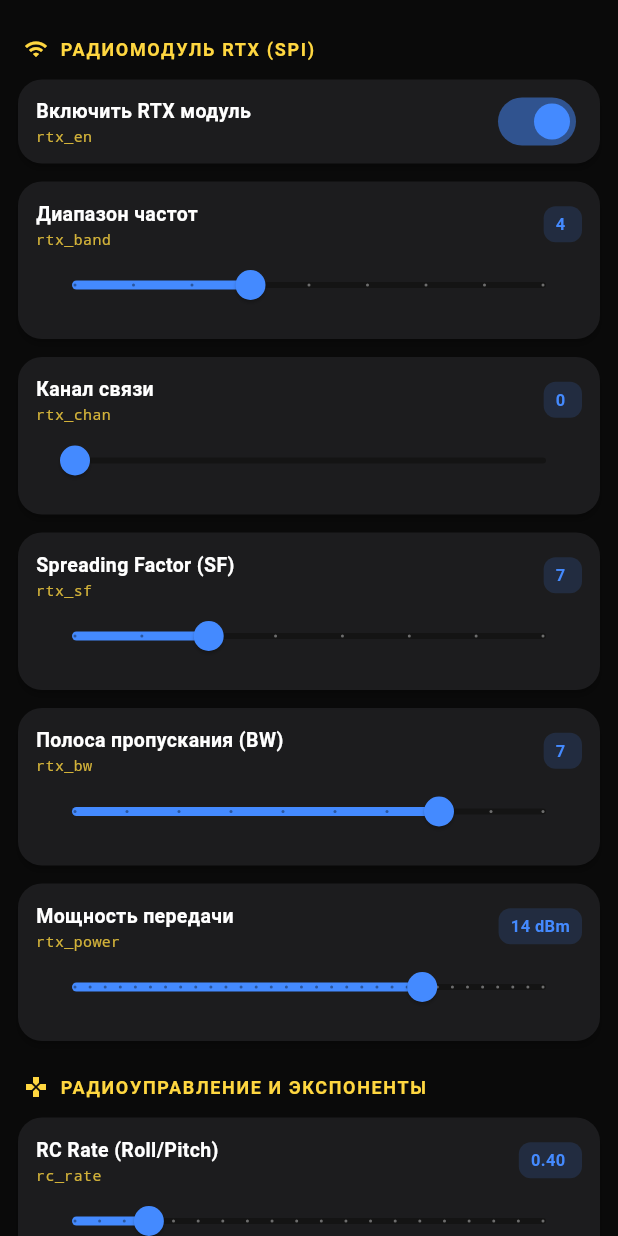
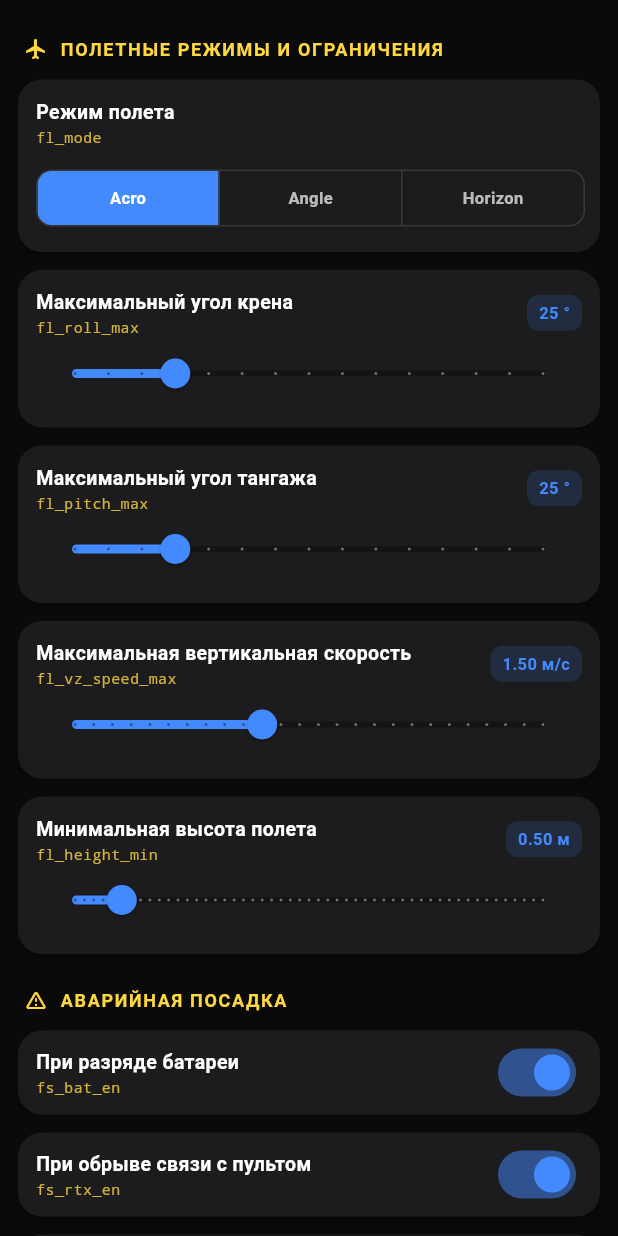
Before and after one commit to bo127946-eng/fpv-configurator, a Flutter app: the SettingsTab widget shown alone on an empty page, opened directly, on a phone screen of 412 x 824 dp. Run offline on Flutter 3.47's test engine with Material 3 defaults, Android fonts, the phone set to English and light mode, and no system bars; missing offline and left inert: usb_serial.

Commit message:
Update main.dart

```diff
--- a/lib/main.dart
+++ b/lib/main.dart
@@ -1,4 +1,4 @@
-// Конфигуратор CFC v3.0 (Synced with CLI Reference)
+// Конфигуратор CFC v3.2
 
 import 'package:flutter/material.dart';
 import 'package:flutter/services.dart' show rootBundle;
@@ -364,12 +364,12 @@ class _InfoTabState extends State<InfoTab> {
                     Container(
                       padding: const EdgeInsets.symmetric(horizontal: 8, vertical: 4),
                       decoration: BoxDecoration(color: Colors.blueAccent.withOpacity(0.2), borderRadius: BorderRadius.circular(8)),
-                      child: const Text('v.3.0.0 (CLI)', style: TextStyle(color: Colors.blueAccent, fontSize: 11, fontWeight: FontWeight.bold)),
+                      child: const Text('v.3.2.0 (CLI)', style: TextStyle(color: Colors.blueAccent, fontSize: 11, fontWeight: FontWeight.bold)),
                     ),
                   ],
                 ),
                 const SizedBox(height: 12),
-                const Text('Мобильный конфигуратор для настройки полета по актуальному справочнику CLI команд STM32.', style: TextStyle(fontSize: 12, color: Colors.white70, height: 1.4)),
+                const Text('Мобильный конфигуратор для настройки полетного контроллера STM32.', style: TextStyle(fontSize: 12, color: Colors.white70, height: 1.4)),
               ],
             ),
           ),
@@ -642,7 +642,7 @@ class _TerminalTabState extends State<TerminalTab> {
 }
 
 // ==========================================
-// ВИДЖЕТ PID КАРТЫ (СИНХРОНИЗИРОВАН С CLI)
+// ВИДЖЕТ PID КАРТЫ
 // ==========================================
 class PidAxisCardWidget extends StatefulWidget {
   final String axisName;
@@ -764,13 +764,25 @@ class SettingsTab extends StatefulWidget {
 }
 
 class _SettingsTabState extends State<SettingsTab> {
+  // Полетные параметры и ограничения
+  double _flMode = 0;          // 0-acro, 1-angle, 2-horizon
+  double _flRollMax = 25.0;
+  double _flPitchMax = 25.0;
+  double _flVzSpeedMax = 1.5;
+  double _flHeightMin = 0.5;   // min=0
+
+  // Аварийная посадка (Failsafe Actions)
+  double _fsBatEn = 1;
+  double _fsRtxEn = 1;
+  double _fsSpiEn = 1;
+  double _fsI2cEn = 1;
+
   // RTX параметры
   double _rtxEn = 1;
   double _rtxBand = 4;
   double _rtxChan = 0;
   double _rtxSf = 7;
   double _rtxBw = 7;
-  double _rtxCr = 1;
   double _rtxPower = 14;
 
   // RC параметры
@@ -778,33 +790,20 @@ class _SettingsTabState extends State<SettingsTab> {
   double _rcSuperExpo = 0.05;
   double _rcStickExpo = 0.50;
   double _rcYawRate = 0.35;
-  double _rcYawSuperExpo = 0.05;
-  double _rcYawExpo = 0.40;
   double _rcDeadband = 20.0;
-  double _rcHorizonTransition = 0.75;
   double _rcFilterSmoothing = 0.30;
 
-  // Безопасность и питание
-  double _rcFsEn = 1;
-  double _fsBatEn = 1;
+  // Питание и батарея
   double _batCells = 4;
   double _batFsV = 14.0;
   double _fsSpeed = 0.8;
 
-  // Лидар
+  // Лидар и фильтры
   double _lidarEn = 1;
-  double _lidarMinAlt = 0.2;
-
-  // Фильтры и ограничения
   double _gyroFilterAlpha = 0.40;
   double _accFilterAlpha = 0.15;
   double _filterDynNotchEn = 1;
   double _filterNotchFreq = 65.0;
-  double _filterNotchBw = 18.0;
-  double _filterDynMinHz = 45.0;
-  double _filterDynMaxHz = 120.0;
-  double _flightMaxAngle = 25.0;
-  double _flightMaxZSpeed = 1.5;
 
   // PID регуляторы
   double _rollKp = 0.50, _rollKi = 0.015, _rollKd = 0.02;
@@ -868,6 +867,47 @@ class _SettingsTabState extends State<SettingsTab> {
     );
   }
 
+  Widget _buildSegmentedChoiceCard({
+    required String title,
+    required String commandName,
+    required List<String> options,
+    required int selectedIndex,
+    required ValueChanged<int> onSelected,
+  }) {
+    return Card(
+      child: Padding(
+        padding: const EdgeInsets.all(12.0),
+        child: Column(
+          crossAxisAlignment: CrossAxisAlignment.start,
+          children: [
+            Text(title, style: const TextStyle(fontWeight: FontWeight.w600, fontSize: 13)),
+            Text(commandName, style: TextStyle(color: Colors.amberAccent.withOpacity(0.8), fontSize: 10, fontFamily: 'monospace')),
+            const SizedBox(height: 10),
+            LayoutBuilder(
+              builder: (context, constraints) {
+                return ToggleButtons(
+                  isSelected: List.generate(options.length, (i) => i == selectedIndex),
+                  onPressed: (index) {
+                    onSelected(index);
+                  },
+                  borderRadius: BorderRadius.circular(10),
+                  selectedColor: Colors.white,
+                  fillColor: Colors.blueAccent,
+                  color: Colors.white70,
+                  constraints: BoxConstraints(minHeight: 36, minWidth: (constraints.maxWidth - (options.length - 1)) / options.length),
+                  children: options.map((opt) => Padding(
+                    padding: const EdgeInsets.symmetric(horizontal: 4),
+                    child: Text(opt, style: const TextStyle(fontSize: 11, fontWeight: FontWeight.bold)),
+                  )).toList(),
+                );
+              },
+            ),
+          ],
+        ),
+      ),
+    );
+  }
+
   Widget _buildSwitchCard({
     required String title,
     required String commandName,
@@ -899,6 +939,102 @@ class _SettingsTabState extends State<SettingsTab> {
     return ListView(
       padding: const EdgeInsets.symmetric(vertical: 8.0),
       children: [
+        _buildSectionHeader("ПОЛЕТНЫЕ РЕЖИМЫ И ОГРАНИЧЕНИЯ", Icons.flight),
+        _buildSegmentedChoiceCard(
+          title: "Режим полета",
+          commandName: "fl_mode",
+          options: const ["Acro", "Angle", "Horizon"],
+          selectedIndex: _flMode.round(),
+          onSelected: (val) {
+            setState(() => _flMode = val.toDouble());
+            SerialService.sendCommand("fl_mode $val");
+          },
+        ),
+        _buildSliderCard(
+          title: "Максимальный угол крена",
+          commandName: "fl_roll_max",
+          value: _flRollMax,
+          min: 10.0,
+          max: 80.0,
+          divisions: 14,
+          unit: "°",
+          onChanged: (v) => setState(() => _flRollMax = v),
+          onChangeEnd: (v) => SerialService.sendCommand("fl_roll_max $v"),
+        ),
+        _buildSliderCard(
+          title: "Максимальный угол тангажа",
+          commandName: "fl_pitch_max",
+          value: _flPitchMax,
+          min: 10.0,
+          max: 80.0,
+          divisions: 14,
+          unit: "°",
+          onChanged: (v) => setState(() => _flPitchMax = v),
+          onChangeEnd: (v) => SerialService.sendCommand("fl_pitch_max $v"),
+        ),
+        _buildSliderCard(
+          title: "Максимальная вертикальная скорость",
+          commandName: "fl_vz_speed_max",
+          value: _flVzSpeedMax,
+          min: 0.5,
+          max: 3.0,
+          divisions: 25,
+          unit: "м/с",
+          onChanged: (v) => setState(() => _flVzSpeedMax = v),
+          onChangeEnd: (v) => SerialService.sendCommand("fl_vz_speed_max $v"),
+        ),
+        _buildSliderCard(
+          title: "Минимальная высота полета",
+          commandName: "fl_height_min",
+          value: _flHeightMin,
+          min: 0.0,
+          max: 5.0,
+          divisions: 50,
+          unit: "м",
+          onChanged: (v) => setState(() => _flHeightMin = v),
+          onChangeEnd: (v) => SerialService.sendCommand("fl_height_min $v"),
+        ),
+
+        // --- НОВЫЙ БЛОК: АВАРИЙНАЯ ПОСАДКА ---
+        _buildSectionHeader("АВАРИЙНАЯ ПОСАДКА", Icons.warning_amber_rounded),
+        _buildSwitchCard(
+          title: "При разряде батареи",
+          commandName: "fs_bat_en",
+          value: _fsBatEn == 1,
+          onChanged: (v) {
+            setState(() => _fsBatEn = v ? 1 : 0);
+            SerialService.sendCommand("fs_bat_en ${_fsBatEn.round()}");
+          },
+        ),
+        _buildSwitchCard(
+          title: "При обрыве связи с пультом",
+          commandName: "fs_rtx_en",
+          value: _fsRtxEn == 1,
+          onChanged: (v) {
+            setState(() => _fsRtxEn = v ? 1 : 0);
+            SerialService.sendCommand("fs_rtx_en ${_fsRtxEn.round()}");
+          },
+        ),
+        _buildSwitchCard(
+          title: "При обрыве связи по шине SPI",
+          commandName: "fs_spi_en",
+          value: _fsSpiEn == 1,
+          onChanged: (v) {
+            setState(() => _fsSpiEn = v ? 1 : 0);
+            SerialService.sendCommand("fs_spi_en ${_fsSpiEn.round()}");
+          },
+        ),
+        _buildSwitchCard(
+          title: "При обрыве связи по шине I2C",
+          commandName: "fs_i2c_en",
+          value: _fsI2cEn == 1,
+          onChanged: (v) {
+            setState(() => _fsI2cEn = v ? 1 : 0);
+            SerialService.sendCommand("fs_i2c_en ${_fsI2cEn.round()}");
+          },
+        ),
+        // ------------------------------------
+
         _buildSectionHeader("РАДИОМОДУЛЬ RTX (SPI)", Icons.wifi),
         _buildSwitchCard(title: "Включить RTX модуль", commandName: "rtx_en", value: _rtxEn == 1, onChanged: (v) { setState(() => _rtxEn = v ? 1 : 0); SerialService.sendCommand("rtx_en ${_rtxEn.round()}"); }),
         _buildSliderCard(title: "Диапазон частот", commandName: "rtx_band", value: _rtxBand, min: 1, max: 9, divisions: 8, unit: "", onChanged: (v) => setState(() => _rtxBand = v), onChangeEnd: (v) => SerialService.sendCommand("rtx_band ${v.round()}")),
@@ -915,9 +1051,7 @@ class _SettingsTabState extends State<SettingsTab> {
         _buildSliderCard(title: "Мертвая зона стиков", commandName: "rc_deadband", value: _rcDeadband, min: 0, max: 50, divisions: 50, unit: "PWM", onChanged: (v) => setState(() => _rcDeadband = v), onChangeEnd: (v) => SerialService.sendCommand("rc_deadband $v")),
         _buildSliderCard(title: "Сглаживание RC", commandName: "rc_filter_smoothing", value: _rcFilterSmoothing, min: 0.05, max: 1.0, divisions: 19, unit: "", onChanged: (v) => setState(() => _rcFilterSmoothing = v), onChangeEnd: (v) => SerialService.sendCommand("rc_filter_smoothing $v")),
 
-        _buildSectionHeader("БЕЗОПАСНОСТЬ И ПИТАНИЕ", Icons.battery_charging_full),
-        _buildSwitchCard(title: "Failsafe по потере RC", commandName: "rc_fs_en", value: _rcFsEn == 1, onChanged: (v) { setState(() => _rcFsEn = v ? 1 : 0); SerialService.sendCommand("rc_fs_en ${_rcFsEn.round()}"); }),
-        _buildSwitchCard(title: "Failsafe по разряду батареи", commandName: "fs_bat_en", value: _fsBatEn == 1, onChanged: (v) { setState(() => _fsBatEn = v ? 1 : 0); SerialService.sendCommand("fs_bat_en ${_fsBatEn.round()}"); }),
+        _buildSectionHeader("ПИТАНИЕ И БАТАРЕЯ", Icons.battery_charging_full),
         _buildSliderCard(title: "Количество ячеек LiPo", commandName: "bat_cells", value: _batCells, min: 1, max: 6, divisions: 5, unit: "S", onChanged: (v) => setState(() => _batCells = v), onChangeEnd: (v) => SerialService.sendCommand("bat_cells ${v.round()}")),
         _buildSliderCard(title: "Порог Failsafe батареи", commandName: "bat_fs_v", value: _batFsV, min: 6.0, max: 25.0, divisions: 190, unit: "В", onChanged: (v) => setState(() => _batFsV = v), onChangeEnd: (v) => SerialService.sendCommand("bat_fs_v $v")),
         _buildSliderCard(title: "Скорость посадки Failsafe", commandName: "fs_speed", value: _fsSpeed, min: 0.2, max: 2.0, divisions: 18, unit: "м/с", onChanged: (v) => setState(() => _fsSpeed = v), onChangeEnd: (v) => SerialService.sendCommand("fs_speed $v")),
@@ -928,10 +1062,6 @@ class _SettingsTabState extends State<SettingsTab> {
         _buildSliderCard(title: "Фильтр акселерометра LPF", commandName: "acc_filter_alpha", value: _accFilterAlpha, min: 0.01, max: 1.0, divisions: 99, unit: "", onChanged: (v) => setState(() => _accFilterAlpha = v), onChangeEnd: (v) => SerialService.sendCommand("acc_filter_alpha $v")),
         _buildSwitchCard(title: "Динамический Notch фильтр", commandName: "filter_dyn_notch_en", value: _filterDynNotchEn == 1, onChanged: (v) { setState(() => _filterDynNotchEn = v ? 1 : 0); SerialService.sendCommand("filter_dyn_notch_en ${_filterDynNotchEn.round()}"); }),
         _buildSliderCard(title: "Центр Notch фильтра", commandName: "filter_notch_freq", value: _filterNotchFreq, min: 30, max: 150, divisions: 120, unit: "Гц", onChanged: (v) => setState(() => _filterNotchFreq = v), onChangeEnd: (v) => SerialService.sendCommand("filter_notch_freq $v")),
-
-        _buildSectionHeader("ПОЛЕТНЫЕ ОГРАНИЧЕНИЯ", Icons.speed),
-        _buildSliderCard(title: "Максимальный угол наклона", commandName: "flight_max_angle", value: _flightMaxAngle, min: 10, max: 80, divisions: 14, unit: "°", onChanged: (v) => setState(() => _flightMaxAngle = v), onChangeEnd: (v) => SerialService.sendCommand("flight_max_angle $v")),
-        _buildSliderCard(title: "Максимальная вертикальная скорость", commandName: "flight_max_z_speed", value: _flightMaxZSpeed, min: 0.5, max: 3.0, divisions: 25, unit: "м/с", onChanged: (v) => setState(() => _flightMaxZSpeed = v), onChangeEnd: (v) => SerialService.sendCommand("flight_max_z_speed $v")),
 
         _buildSectionHeader("ПИД-РЕГУЛЯТОРЫ (PID TUNINGS)", Icons.tune),
         PidAxisCardWidget(
```
